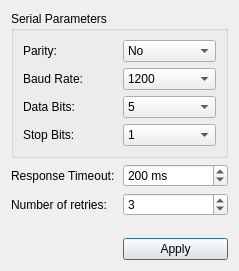
First picture: the form in settingsdialog.ui, repository Muzalevsky/SITH, before the edit.
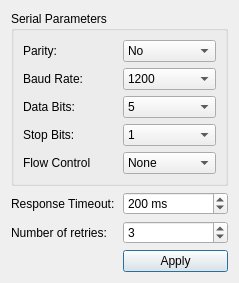
Second picture: the form after the edit.

Diff of the .ui file:
```diff
--- a/settingsdialog.ui
+++ b/settingsdialog.ui
@@ -216,6 +216,32 @@
         </item>
        </widget>
       </item>
+      <item row="4" column="1">
+       <widget class="QComboBox" name="FlowCombo">
+        <item>
+         <property name="text">
+          <string>None</string>
+         </property>
+        </item>
+        <item>
+         <property name="text">
+          <string>RTS/CTS</string>
+         </property>
+        </item>
+        <item>
+         <property name="text">
+          <string>XON/XOFF</string>
+         </property>
+        </item>
+       </widget>
+      </item>
+      <item row="4" column="0">
+       <widget class="QLabel" name="label_7">
+        <property name="text">
+         <string>Flow Control</string>
+        </property>
+       </widget>
+      </item>
      </layout>
     </widget>
    </item>
```
Left out of the diff: 72 changed lines with no effect on the pictures.
